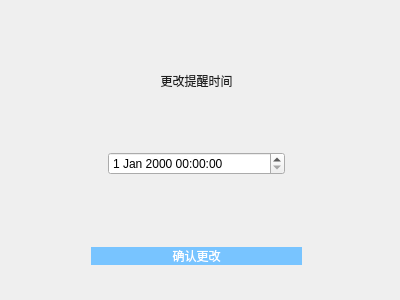
Old version of the form edit_reminder.ui in the repository interestingLSY/DDL-Firewall.
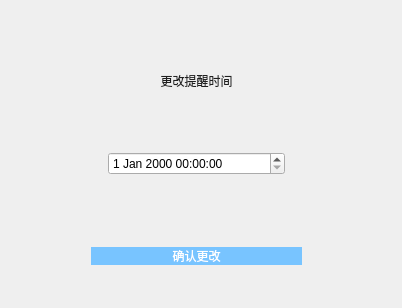
New version of the form.

Patch:
```diff
--- a/edit_reminder.ui
+++ b/edit_reminder.ui
@@ -6,8 +6,8 @@
    <rect>
     <x>0</x>
     <y>0</y>
-    <width>400</width>
-    <height>300</height>
+    <width>402</width>
+    <height>308</height>
    </rect>
   </property>
   <property name="windowTitle">
```
